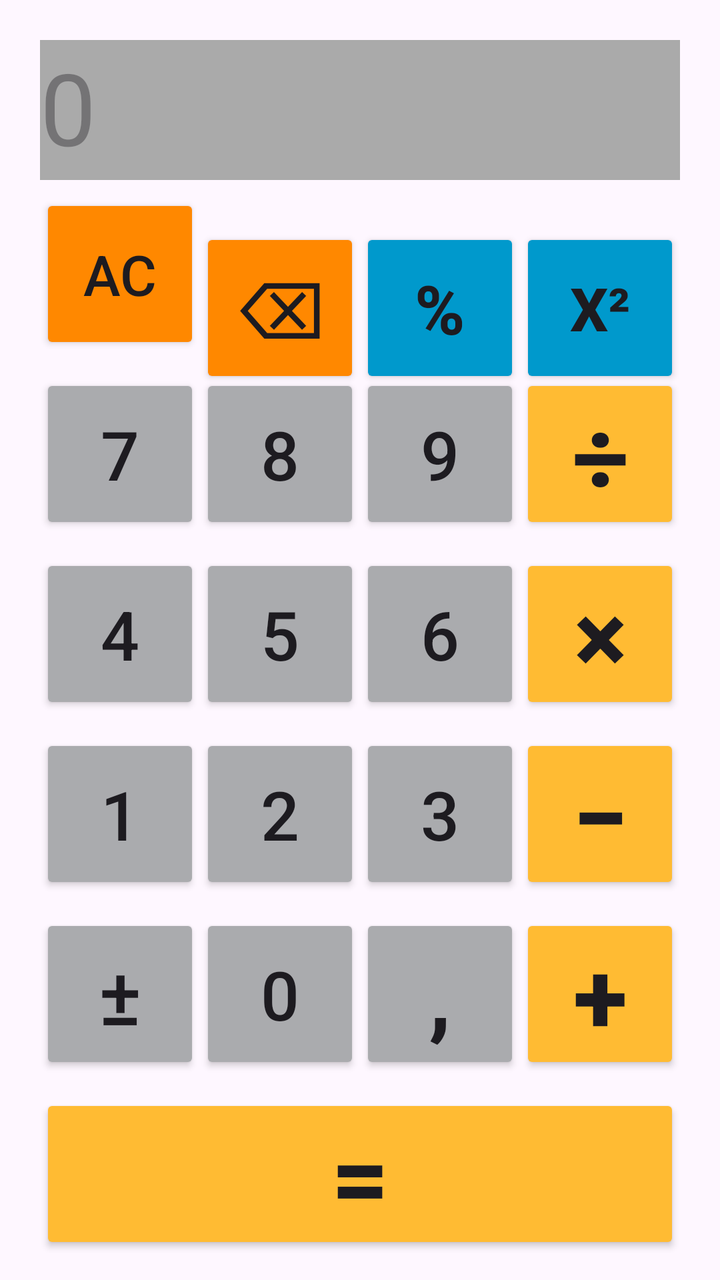
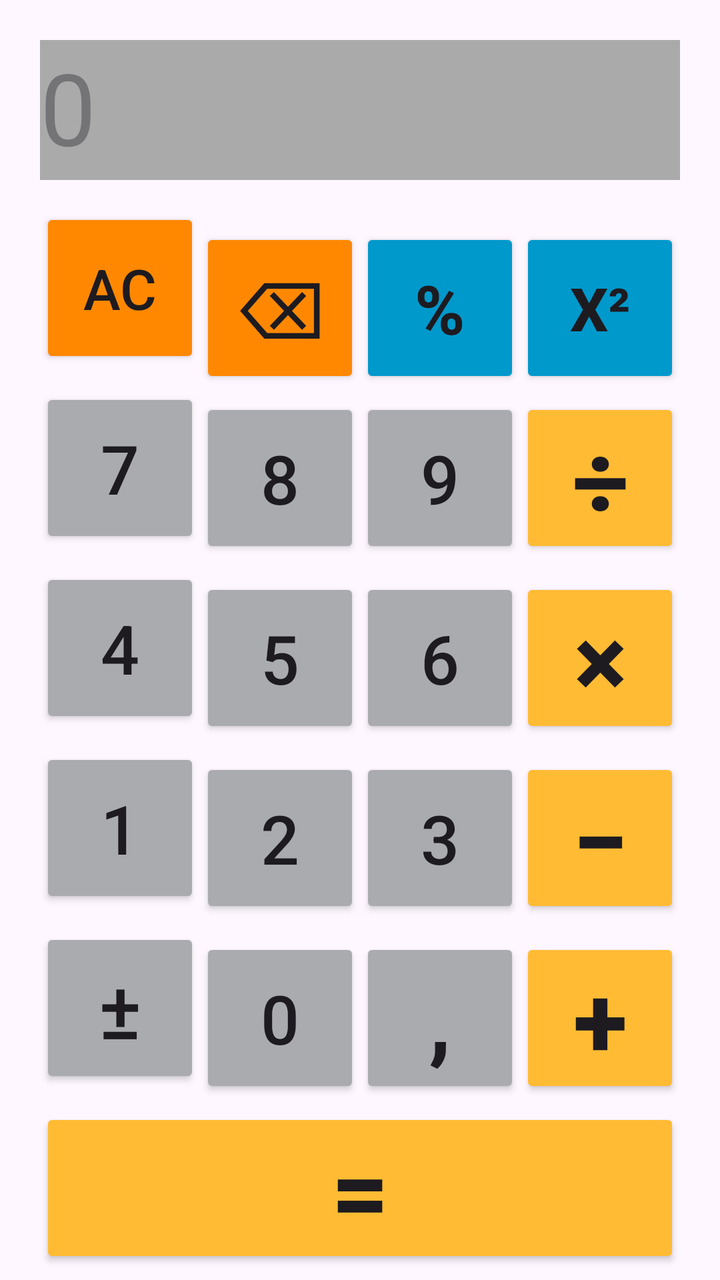

Two renders of the same Android screen: before a commit and after it. Below are the layout's source before the change and the commit's diff.
<!-- AndroidManifest.xml: application theme Theme.Calculadora26 -->
<!-- res/layout/activity_main.xml -->
<?xml version="1.0" encoding="utf-8"?>
<androidx.constraintlayout.widget.ConstraintLayout xmlns:android="http://schemas.android.com/apk/res/android"
    xmlns:app="http://schemas.android.com/apk/res-auto"
    xmlns:tools="http://schemas.android.com/tools"
    android:id="@+id/main"
    android:layout_width="match_parent"
    android:layout_height="match_parent"
    tools:context=".MainActivity">

    
    <TextView
        android:id="@+id/tvVisor"
        android:layout_width="0dp"
        android:layout_height="70dp"
        android:layout_marginStart="20dp"
        android:layout_marginTop="20dp"
        android:layout_marginEnd="20dp"
        android:background="@android:color/darker_gray"
        android:enabled="false"
        android:maxLines="1"
        android:textAlignment="textEnd"
        android:text="0"
        android:textSize="50sp"
        app:autoSizeTextType="uniform"
        app:autoSizeMinTextSize="20sp"
        app:autoSizeMaxTextSize="50sp"
        app:layout_constraintEnd_toEndOf="parent"
        app:layout_constraintStart_toStartOf="parent"
        app:layout_constraintTop_toTopOf="parent" />
    

    
    <Button
        android:id="@+id/bAC"
        android:layout_width="80dp"
        android:layout_height="80dp"
        android:layout_marginStart="20dp"
        android:layout_marginTop="24dp"
        android:backgroundTint="@android:color/holo_orange_dark"
        android:onClick="onClickAC"
        android:padding="0dp"
        android:text="@string/btn_ac"
        android:textSize="28sp"
        app:layout_constraintBottom_toTopOf="@+id/b7"
        app:layout_constraintEnd_toStartOf="@+id/bBackSpace"
        app:layout_constraintHorizontal_chainStyle="spread_inside"
        app:layout_constraintStart_toStartOf="parent"
        app:layout_constraintTop_toBottomOf="@+id/tvVisor" />
    
    

    <Button
        android:id="@+id/bBackSpace"
        android:layout_width="80dp"
        android:layout_height="80dp"
        android:layout_marginTop="24dp"
        android:backgroundTint="@android:color/holo_orange_dark"
        android:onClick="onClickBackSpace"
        android:padding="0dp"
        android:text="@string/btn_backspace"
        android:textSize="40sp"
        app:layout_constraintEnd_toStartOf="@+id/bPorcento"
        app:layout_constraintStart_toEndOf="@+id/bAC"
        app:layout_constraintTop_toBottomOf="@+id/tvVisor" />

    <Button
        android:id="@+id/bPorcento"
        android:layout_width="80dp"
        android:layout_height="80dp"
        android:layout_marginTop="24dp"
        android:backgroundTint="@android:color/holo_blue_dark"
        android:onClick="onClickOperacao"
        android:padding="0dp"
        android:text="@string/btn_porcento"
        android:textSize="34sp"
        android:textStyle="bold"
        app:layout_constraintEnd_toStartOf="@+id/bQuadrado"
        app:layout_constraintStart_toEndOf="@+id/bBackSpace"
        app:layout_constraintTop_toBottomOf="@+id/tvVisor" />
    

    <Button
        android:id="@+id/bQuadrado"
        android:layout_width="80dp"
        android:layout_height="80dp"
        android:layout_marginTop="24dp"
        android:layout_marginEnd="20dp"
        android:backgroundTint="@android:color/holo_blue_dark"
        android:onClick="onClickEspecialUnaria"
        android:padding="0dp"
        android:text="@string/btn_quadrado"
        android:textSize="30sp"
        android:textStyle="bold"
        app:layout_constraintEnd_toEndOf="parent"
        app:layout_constraintStart_toEndOf="@+id/bPorcento"
        app:layout_constraintTop_toBottomOf="@+id/tvVisor" />

    
    <Button
        android:id="@+id/b7"
        android:layout_width="80dp"
        android:layout_height="80dp"
        android:layout_marginStart="20dp"
        android:layout_marginTop="10dp"
        android:backgroundTint="@color/material_dynamic_neutral70"
        android:onClick="onClickNumero"
        android:text="@string/btn_7"
        android:textSize="34sp"
        app:layout_constraintBottom_toTopOf="@+id/b4"
        app:layout_constraintEnd_toStartOf="@+id/b8"
        app:layout_constraintHorizontal_chainStyle="spread_inside"
        app:layout_constraintStart_toStartOf="parent"
        app:layout_constraintTop_toBottomOf="@+id/bAC" />

    <Button
        android:id="@+id/b8"
        android:layout_width="80dp"
        android:layout_height="80dp"
        android:layout_marginTop="10dp"
        android:backgroundTint="@color/material_dynamic_neutral70"
        android:onClick="onClickNumero"
        android:text="@string/btn_8"
        android:textSize="34sp"
        app:layout_constraintEnd_toStartOf="@+id/b9"
        app:layout_constraintStart_toEndOf="@+id/b7"
        app:layout_constraintTop_toBottomOf="@+id/bAC" />

    <Button
        android:id="@+id/b9"
        android:layout_width="80dp"
        android:layout_height="80dp"
        android:layout_marginTop="10dp"
        android:backgroundTint="@color/material_dynamic_neutral70"
        android:onClick="onClickNumero"
        android:text="@string/btn_9"
        android:textSize="34sp"
        app:layout_constraintEnd_toStartOf="@+id/bDiv"
        app:layout_constraintStart_toEndOf="@+id/b8"
        app:layout_constraintTop_toBottomOf="@+id/bAC" />

    <Button
        android:id="@+id/bDiv"
        android:layout_width="80dp"
        android:layout_height="80dp"
        android:layout_marginTop="10dp"
        android:layout_marginEnd="20dp"
        android:backgroundTint="@android:color/holo_orange_light"
        android:onClick="onClickOperacao"
        android:padding="0dp"
        android:text="@string/btn_divisao"
        android:textSize="50sp"
        android:textStyle="bold"
        app:layout_constraintEnd_toEndOf="parent"
        app:layout_constraintStart_toEndOf="@+id/b9"
        app:layout_constraintTop_toBottomOf="@+id/bAC" />

    
    <Button
        android:id="@+id/b4"
        android:layout_width="80dp"
        android:layout_height="80dp"
        android:layout_marginStart="20dp"
        android:layout_marginTop="10dp"
        android:backgroundTint="@color/material_dynamic_neutral70"
        android:onClick="onClickNumero"
        android:text="@string/btn_4"
        android:textSize="34sp"
        app:layout_constraintBottom_toTopOf="@+id/b1"
        app:layout_constraintEnd_toStartOf="@+id/b5"
        app:layout_constraintHorizontal_chainStyle="spread_inside"
        app:layout_constraintStart_toStartOf="parent"
        app:layout_constraintTop_toBottomOf="@+id/b7" />

    <Button
        android:id="@+id/b5"
        android:layout_width="80dp"
        android:layout_height="80dp"
        android:layout_marginTop="10dp"
        android:backgroundTint="@color/material_dynamic_neutral70"
        android:onClick="onClickNumero"
        android:text="@string/btn_5"
        android:textSize="34sp"
        app:layout_constraintEnd_toStartOf="@+id/b6"
        app:layout_constraintStart_toEndOf="@+id/b4"
        app:layout_constraintTop_toBottomOf="@+id/b7" />

    <Button
        android:id="@+id/b6"
        android:layout_width="80dp"
        android:layout_height="80dp"
        android:layout_marginTop="10dp"
        android:backgroundTint="@color/material_dynamic_neutral70"
        android:onClick="onClickNumero"
        android:text="@string/btn_6"
        android:textSize="34sp"
        app:layout_constraintEnd_toStartOf="@+id/bMul"
        app:layout_constraintStart_toEndOf="@+id/b5"
        app:layout_constraintTop_toBottomOf="@+id/b7" />

    <Button
        android:id="@+id/bMul"
        android:layout_width="80dp"
        android:layout_height="80dp"
        android:layout_marginTop="10dp"
        android:layout_marginEnd="20dp"
        android:backgroundTint="@android:color/holo_orange_light"
        android:onClick="onClickOperacao"
        android:padding="0dp"
        android:text="@string/btn_multiplicacao"
        android:textSize="50sp"
        android:textStyle="bold"
        app:layout_constraintEnd_toEndOf="parent"
        app:layout_constraintStart_toEndOf="@+id/b6"
        app:layout_constraintTop_toBottomOf="@+id/b7" />

    
    <Button
        android:id="@+id/b1"
        android:layout_width="80dp"
        android:layout_height="80dp"
        android:layout_marginStart="20dp"
        android:layout_marginTop="10dp"
        android:backgroundTint="@color/material_dynamic_neutral70"
        android:onClick="onClickNumero"
        android:text="@string/btn_1"
        android:textSize="34sp"
        app:layout_constraintBottom_toTopOf="@+id/bSinal"
        app:layout_constraintEnd_toStartOf="@+id/b2"
        app:layout_constraintHorizontal_chainStyle="spread_inside"
        app:layout_constraintStart_toStartOf="parent"
        app:layout_constraintTop_toBottomOf="@+id/b4" />

    <Button
        android:id="@+id/b2"
        android:layout_width="80dp"
        android:layout_height="80dp"
        android:layout_marginTop="10dp"
        android:backgroundTint="@color/material_dynamic_neutral70"
        android:onClick="onClickNumero"
        android:text="@string/btn_2"
        android:textSize="34sp"
        app:layout_constraintEnd_toStartOf="@+id/b3"
        app:layout_constraintStart_toEndOf="@+id/b1"
        app:layout_constraintTop_toBottomOf="@+id/b4" />

    <Button
        android:id="@+id/b3"
        android:layout_width="80dp"
        android:layout_height="80dp"
        android:layout_marginTop="10dp"
        android:backgroundTint="@color/material_dynamic_neutral70"
        android:onClick="onClickNumero"
        android:text="@string/btn_3"
        android:textSize="34sp"
        app:layout_constraintEnd_toStartOf="@+id/bSub"
        app:layout_constraintStart_toEndOf="@+id/b2"
        app:layout_constraintTop_toBottomOf="@+id/b4" />

    <Button
        android:id="@+id/bSub"
        android:layout_width="80dp"
        android:layout_height="80dp"
        android:layout_marginTop="10dp"
        android:layout_marginEnd="20dp"
        android:backgroundTint="@android:color/holo_orange_light"
        android:onClick="onClickOperacao"
        android:padding="0dp"
        android:text="@string/btn_subtracao"
        android:textSize="50sp"
        android:textStyle="bold"
        app:layout_constraintEnd_toEndOf="parent"
        app:layout_constraintStart_toEndOf="@+id/b3"
        app:layout_constraintTop_toBottomOf="@+id/b4" />

    
    <Button
        android:id="@+id/bSinal"
        android:layout_width="80dp"
        android:layout_height="80dp"
        android:layout_marginStart="20dp"
        android:layout_marginTop="10dp"
        android:backgroundTint="@color/material_dynamic_neutral70"
        android:onClick="onClickSinal"
        android:padding="0dp"
        android:text="@string/btn_sinal"
        android:textSize="40sp"
        app:layout_constraintBottom_toTopOf="@+id/bIgual"
        app:layout_constraintEnd_toStartOf="@+id/b0"
        app:layout_constraintHorizontal_chainStyle="spread_inside"
        app:layout_constraintStart_toStartOf="parent"
        app:layout_constraintTop_toBottomOf="@+id/b1" />

    <Button
        android:id="@+id/b0"
        android:layout_width="80dp"
        android:layout_height="80dp"
        android:layout_marginTop="10dp"
        android:backgroundTint="@color/material_dynamic_neutral70"
        android:onClick="onClickNumero"
        android:text="@string/btn_0"
        android:textSize="34sp"
        app:layout_constraintEnd_toStartOf="@+id/bVirgula"
        app:layout_constraintStart_toEndOf="@+id/bSinal"
        app:layout_constraintTop_toBottomOf="@+id/b1" />

    <Button
        android:id="@+id/bVirgula"
        android:layout_width="80dp"
        android:layout_height="80dp"
        android:layout_marginTop="10dp"
        android:backgroundTint="@color/material_dynamic_neutral70"
        android:onClick="onClickVirgula"
        android:padding="0dp"
        android:text="@string/btn_virgula"
        android:textSize="44sp"
        android:textStyle="bold"
        app:layout_constraintEnd_toStartOf="@+id/bSoma"
        app:layout_constraintStart_toEndOf="@+id/b0"
        app:layout_constraintTop_toBottomOf="@+id/b1" />

    <Button
        android:id="@+id/bSoma"
        android:layout_width="80dp"
        android:layout_height="80dp"
        android:layout_marginTop="10dp"
        android:layout_marginEnd="20dp"
        android:backgroundTint="@android:color/holo_orange_light"
        android:onClick="onClickOperacao"
        android:padding="0dp"
        android:text="@string/btn_soma"
        android:textSize="50sp"
        android:textStyle="bold"
        app:layout_constraintEnd_toEndOf="parent"
        app:layout_constraintStart_toEndOf="@+id/bVirgula"
        app:layout_constraintTop_toBottomOf="@+id/b1" />

    
    <Button
        android:id="@+id/bIgual"
        android:layout_width="0dp"
        android:layout_height="80dp"
        android:layout_marginStart="20dp"
        android:layout_marginTop="10dp"
        android:layout_marginEnd="20dp"
        android:layout_marginBottom="30dp"
        android:backgroundTint="@android:color/holo_orange_light"
        android:onClick="onClickIgual"
        android:padding="0dp"
        android:text="@string/btn_igual"
        android:textSize="50sp"
        android:textStyle="bold"
        app:layout_constraintBottom_toBottomOf="parent"
        app:layout_constraintEnd_toEndOf="parent"
        app:layout_constraintStart_toStartOf="parent"
        app:layout_constraintTop_toBottomOf="@+id/bSinal" />
    

</androidx.constraintlayout.widget.ConstraintLayout>
<!-- resources referenced by this layout -->
<resources>
  <string name="btn_0">0</string>
  <string name="btn_1">1</string>
  <string name="btn_2">2</string>
  <string name="btn_3">3</string>
  <string name="btn_4">4</string>
  <string name="btn_5">5</string>
  <string name="btn_6">6</string>
  <string name="btn_7">7</string>
  <string name="btn_8">8</string>
  <string name="btn_9">9</string>
  <string name="btn_ac">AC</string>
  <string name="btn_backspace">⌫</string>
  <string name="btn_divisao">÷</string>
  <string name="btn_igual">=</string>
  <string name="btn_multiplicacao">×</string>
  <string name="btn_porcento">%</string>
  <string name="btn_quadrado">x²</string>
  <string name="btn_sinal">±</string>
  <string name="btn_soma">+</string>
  <string name="btn_subtracao">−</string>
  <string name="btn_virgula">,</string>
  <style name="Theme.Calculadora26" parent="Base.Theme.Calculadora26" />
  <style name="Base.Theme.Calculadora26" parent="Theme.Material3.DayNight.NoActionBar">
          
          
      </style>
</resources>

<!-- the commit's change to res/layout/activity_main.xml (unified diff, before → after) -->
@@ -59,6 +59,7 @@
         android:padding="0dp"
         android:text="@string/btn_backspace"
         android:textSize="40sp"
+        app:layout_constraintBottom_toTopOf="@+id/b7"
         app:layout_constraintEnd_toStartOf="@+id/bPorcento"
         app:layout_constraintStart_toEndOf="@+id/bAC"
         app:layout_constraintTop_toBottomOf="@+id/tvVisor" />
@@ -74,6 +75,7 @@
         android:text="@string/btn_porcento"
         android:textSize="34sp"
         android:textStyle="bold"
+        app:layout_constraintBottom_toTopOf="@+id/b7"
         app:layout_constraintEnd_toStartOf="@+id/bQuadrado"
         app:layout_constraintStart_toEndOf="@+id/bBackSpace"
         app:layout_constraintTop_toBottomOf="@+id/tvVisor" />
@@ -91,6 +93,7 @@
         android:text="@string/btn_quadrado"
         android:textSize="30sp"
         android:textStyle="bold"
+        app:layout_constraintBottom_toTopOf="@+id/b7"
         app:layout_constraintEnd_toEndOf="parent"
         app:layout_constraintStart_toEndOf="@+id/bPorcento"
         app:layout_constraintTop_toBottomOf="@+id/tvVisor" />
@@ -121,6 +124,7 @@
         android:onClick="onClickNumero"
         android:text="@string/btn_8"
         android:textSize="34sp"
+        app:layout_constraintBottom_toTopOf="@+id/b4"
         app:layout_constraintEnd_toStartOf="@+id/b9"
         app:layout_constraintStart_toEndOf="@+id/b7"
         app:layout_constraintTop_toBottomOf="@+id/bAC" />
@@ -134,6 +138,7 @@
         android:onClick="onClickNumero"
         android:text="@string/btn_9"
         android:textSize="34sp"
+        app:layout_constraintBottom_toTopOf="@+id/b4"
         app:layout_constraintEnd_toStartOf="@+id/bDiv"
         app:layout_constraintStart_toEndOf="@+id/b8"
         app:layout_constraintTop_toBottomOf="@+id/bAC" />
@@ -150,6 +155,7 @@
         android:text="@string/btn_divisao"
         android:textSize="50sp"
         android:textStyle="bold"
+        app:layout_constraintBottom_toTopOf="@+id/b4"
         app:layout_constraintEnd_toEndOf="parent"
         app:layout_constraintStart_toEndOf="@+id/b9"
         app:layout_constraintTop_toBottomOf="@+id/bAC" />
@@ -180,6 +186,7 @@
         android:onClick="onClickNumero"
         android:text="@string/btn_5"
         android:textSize="34sp"
+        app:layout_constraintBottom_toTopOf="@+id/b1"
         app:layout_constraintEnd_toStartOf="@+id/b6"
         app:layout_constraintStart_toEndOf="@+id/b4"
         app:layout_constraintTop_toBottomOf="@+id/b7" />
@@ -193,6 +200,7 @@
         android:onClick="onClickNumero"
         android:text="@string/btn_6"
         android:textSize="34sp"
+        app:layout_constraintBottom_toTopOf="@+id/b1"
         app:layout_constraintEnd_toStartOf="@+id/bMul"
         app:layout_constraintStart_toEndOf="@+id/b5"
         app:layout_constraintTop_toBottomOf="@+id/b7" />
@@ -209,6 +217,7 @@
         android:text="@string/btn_multiplicacao"
         android:textSize="50sp"
         android:textStyle="bold"
+        app:layout_constraintBottom_toTopOf="@+id/b1"
         app:layout_constraintEnd_toEndOf="parent"
         app:layout_constraintStart_toEndOf="@+id/b6"
         app:layout_constraintTop_toBottomOf="@+id/b7" />
@@ -239,6 +248,7 @@
         android:onClick="onClickNumero"
         android:text="@string/btn_2"
         android:textSize="34sp"
+        app:layout_constraintBottom_toTopOf="@+id/bSinal"
         app:layout_constraintEnd_toStartOf="@+id/b3"
         app:layout_constraintStart_toEndOf="@+id/b1"
         app:layout_constraintTop_toBottomOf="@+id/b4" />
@@ -252,6 +262,7 @@
         android:onClick="onClickNumero"
         android:text="@string/btn_3"
         android:textSize="34sp"
+        app:layout_constraintBottom_toTopOf="@+id/bSinal"
         app:layout_constraintEnd_toStartOf="@+id/bSub"
         app:layout_constraintStart_toEndOf="@+id/b2"
         app:layout_constraintTop_toBottomOf="@+id/b4" />
@@ -268,6 +279,7 @@
         android:text="@string/btn_subtracao"
         android:textSize="50sp"
         android:textStyle="bold"
+        app:layout_constraintBottom_toTopOf="@+id/bSinal"
         app:layout_constraintEnd_toEndOf="parent"
         app:layout_constraintStart_toEndOf="@+id/b3"
         app:layout_constraintTop_toBottomOf="@+id/b4" />
@@ -299,6 +311,7 @@
         android:onClick="onClickNumero"
         android:text="@string/btn_0"
         android:textSize="34sp"
+        app:layout_constraintBottom_toTopOf="@+id/bIgual"
         app:layout_constraintEnd_toStartOf="@+id/bVirgula"
         app:layout_constraintStart_toEndOf="@+id/bSinal"
         app:layout_constraintTop_toBottomOf="@+id/b1" />
@@ -314,6 +327,7 @@
         android:text="@string/btn_virgula"
         android:textSize="44sp"
         android:textStyle="bold"
+        app:layout_constraintBottom_toTopOf="@+id/bIgual"
         app:layout_constraintEnd_toStartOf="@+id/bSoma"
         app:layout_constraintStart_toEndOf="@+id/b0"
         app:layout_constraintTop_toBottomOf="@+id/b1" />
@@ -330,6 +344,7 @@
         android:text="@string/btn_soma"
         android:textSize="50sp"
         android:textStyle="bold"
+        app:layout_constraintBottom_toTopOf="@+id/bIgual"
         app:layout_constraintEnd_toEndOf="parent"
         app:layout_constraintStart_toEndOf="@+id/bVirgula"
         app:layout_constraintTop_toBottomOf="@+id/b1" />
